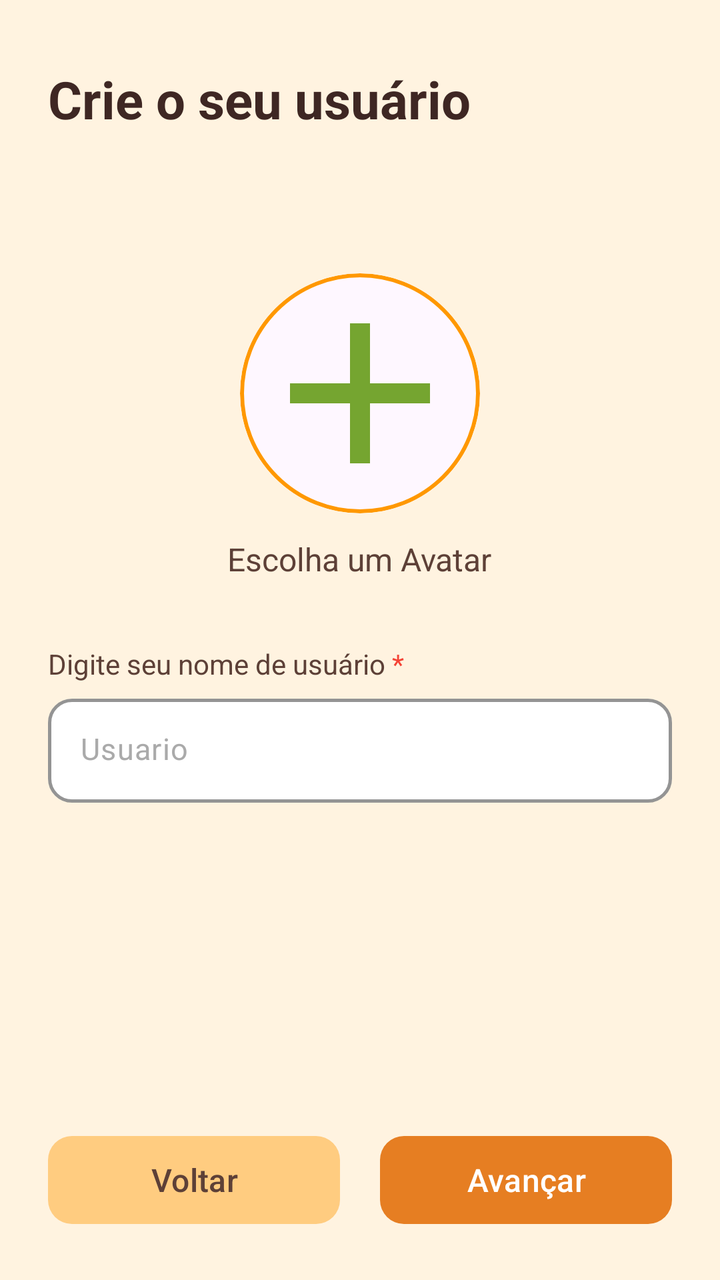
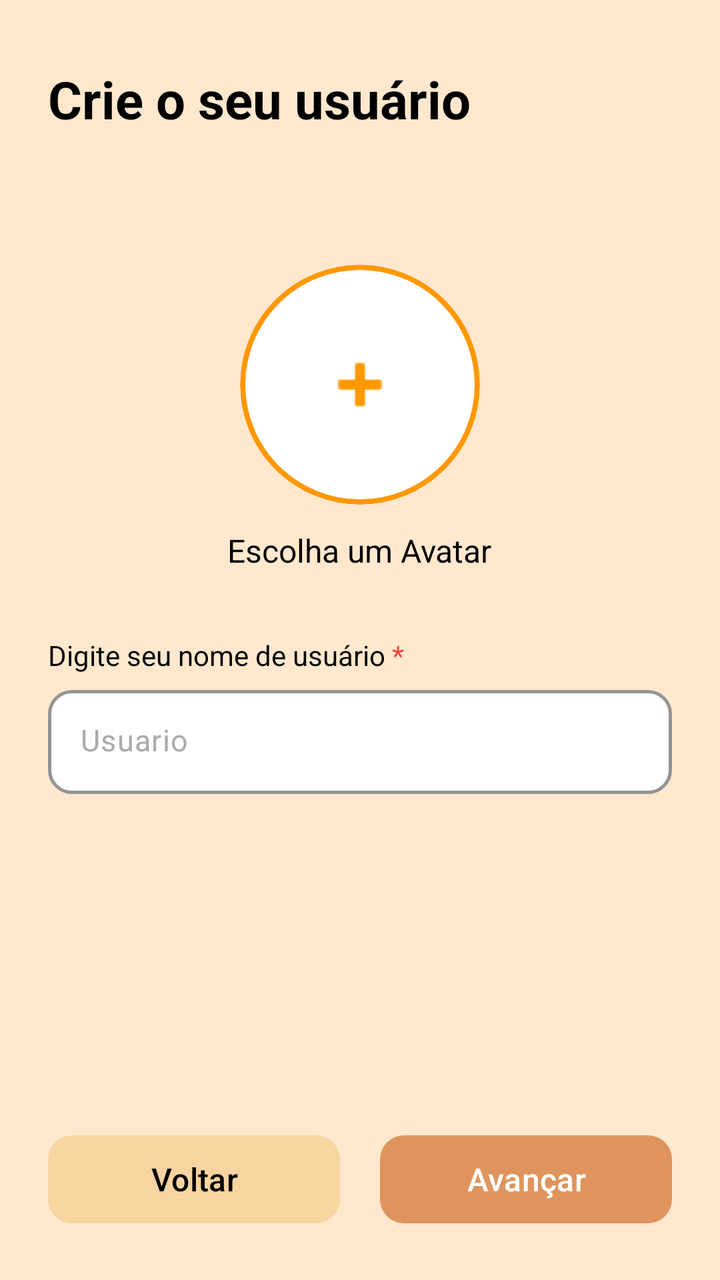

Screens rendered from an Android XML layout before and after an edit, with the pre-edit source and the edit as a unified diff.
<!-- AndroidManifest.xml: application theme Theme.ProtPetverso1 -->
<!-- res/layout/criar_usuario_layout.xml -->
<?xml version="1.0" encoding="utf-8"?>
<LinearLayout xmlns:android="http://schemas.android.com/apk/res/android"
    xmlns:app="http://schemas.android.com/apk/res-auto"
    android:layout_width="match_parent"
    android:layout_height="match_parent"
    android:orientation="vertical"
    android:background="#FFF3E0"
    android:paddingHorizontal="24dp"
    android:paddingTop="32dp"
    android:paddingBottom="24dp">

    

    <TextView
        android:layout_width="wrap_content"
        android:layout_height="wrap_content"
        android:text="Crie o seu usuário"
        android:textSize="26sp"
        android:textStyle="bold"
        android:textColor="#3E2723" />

    
    <View
        android:layout_width="match_parent"
        android:layout_height="0dp"
        android:layout_weight="0.6" />

    
    <com.google.android.material.card.MaterialCardView
        android:layout_width="120dp"
        android:layout_height="120dp"
        android:layout_gravity="center_horizontal"
        app:cardCornerRadius="60dp"
        app:cardElevation="0dp"
        app:strokeWidth="2dp"
        app:strokeColor="#FF9800">

        <ImageView
            android:id="@+id/imgAvatar"
            android:layout_width="match_parent"
            android:layout_height="match_parent"
            android:src="@drawable/baseline_add"
            android:scaleType="centerCrop"
            android:contentDescription="Foto do usuário" />
    </com.google.android.material.card.MaterialCardView>

    <TextView
        android:layout_width="wrap_content"
        android:layout_height="wrap_content"
        android:layout_gravity="center_horizontal"
        android:layout_marginTop="12dp"
        android:layout_marginBottom="32dp"
        android:text="Escolha um Avatar"
        android:textSize="16sp"
        android:textColor="#5D4037" />

    
    <LinearLayout
        android:layout_width="wrap_content"
        android:layout_height="wrap_content"
        android:orientation="horizontal"
        android:layout_marginBottom="8dp">

        <TextView
            android:layout_width="wrap_content"
            android:layout_height="wrap_content"
            android:text="Digite seu nome de usuário "
            android:textSize="14sp"
            android:textColor="#5D4037" />

        <TextView
            android:layout_width="wrap_content"
            android:layout_height="wrap_content"
            android:text="*"
            android:textSize="14sp"
            android:textColor="#F44336" />
    </LinearLayout>

    <com.google.android.material.textfield.TextInputLayout
        android:id="@+id/ipNomeUsuario"
        android:layout_width="match_parent"
        android:layout_height="wrap_content"
        app:boxBackgroundMode="outline"
        app:boxBackgroundColor="#FFFFFF"
        app:boxStrokeColor="#FF9800"
        app:boxStrokeWidth="1.5dp"
        app:boxStrokeWidthFocused="2dp"
        app:boxCornerRadiusBottomEnd="12dp"
        app:boxCornerRadiusBottomStart="12dp"
        app:boxCornerRadiusTopEnd="12dp"
        app:boxCornerRadiusTopStart="12dp"
        app:hintEnabled="false">

        <com.google.android.material.textfield.TextInputEditText
            android:id="@+id/edtNomeUsuario"
            android:layout_width="match_parent"
            android:layout_height="52dp"
            android:gravity="center_vertical"
            android:hint="Usuario"
            android:inputType="text"
            android:maxLength="20"
            android:paddingHorizontal="16dp"
            android:textColor="@color/black"
            android:textColorHint="#AAAAAA"
            android:textSize="15sp" />
    </com.google.android.material.textfield.TextInputLayout>

    
    <View
        android:layout_width="match_parent"
        android:layout_height="0dp"
        android:layout_weight="1.4" />

    
    <LinearLayout
        android:layout_width="match_parent"
        android:layout_height="wrap_content"
        android:orientation="horizontal">

        <com.google.android.material.button.MaterialButton
            android:id="@+id/btnVoltar"
            android:layout_width="0dp"
            android:layout_height="52dp"
            android:layout_weight="1"
            android:layout_marginEnd="10dp"
            android:text="Voltar"
            android:textAllCaps="false"
            android:textSize="16sp"
            android:textColor="#5D4037"
            app:backgroundTint="#FFCC80"
            app:cornerRadius="12dp" />

        <com.google.android.material.button.MaterialButton
            android:id="@+id/btnAvancar"
            android:layout_width="0dp"
            android:layout_height="52dp"
            android:layout_weight="1"
            android:layout_marginStart="10dp"
            android:text="Avançar"
            android:textAllCaps="false"
            android:textSize="16sp"
            android:textColor="@android:color/white"
            app:backgroundTint="#E67E22"
            app:cornerRadius="12dp" />
    </LinearLayout>
</LinearLayout>
<!-- resources referenced by this layout -->
<resources>
  <color name="black">#FF000000</color>
  <!-- drawable baseline_add (drawable) -->
  <vector xmlns:android="http://schemas.android.com/apk/res/android" android:height="1dp" android:tint="#75A530" android:viewportHeight="24" android:viewportWidth="24" android:width="1dp">
        
      <path android:fillColor="@android:color/white" android:pathData="M19,13h-6v6h-2v-6H5v-2h6V5h2v6h6v2z"/>
      
  </vector>
  <style name="Theme.ProtPetverso1" parent="Base.Theme.ProtPetverso1">
      </style>
  <style name="Base.Theme.ProtPetverso1" parent="Theme.Material3.DayNight.NoActionBar">
          
          
      </style>
</resources>

<!-- the commit's change to res/layout/criar_usuario_layout.xml (unified diff, before → after) -->
@@ -4,12 +4,10 @@
     android:layout_width="match_parent"
     android:layout_height="match_parent"
     android:orientation="vertical"
-    android:background="#FFF3E0"
+    android:background="#FFE8CE"
     android:paddingHorizontal="24dp"
     android:paddingTop="32dp"
     android:paddingBottom="24dp">
-
-    
 
     <TextView
         android:layout_width="wrap_content"
@@ -17,32 +15,47 @@
         android:text="Crie o seu usuário"
         android:textSize="26sp"
         android:textStyle="bold"
-        android:textColor="#3E2723" />
+        android:textColor="#000000" />
 
-    
     <View
         android:layout_width="match_parent"
         android:layout_height="0dp"
-        android:layout_weight="0.6" />
+        android:layout_weight="0.55" />
 
     
-    <com.google.android.material.card.MaterialCardView
+    <FrameLayout
         android:layout_width="120dp"
         android:layout_height="120dp"
-        android:layout_gravity="center_horizontal"
-        app:cardCornerRadius="60dp"
-        app:cardElevation="0dp"
-        app:strokeWidth="2dp"
-        app:strokeColor="#FF9800">
+        android:layout_gravity="center_horizontal">
 
-        <ImageView
-            android:id="@+id/imgAvatar"
+        <com.google.android.material.card.MaterialCardView
             android:layout_width="match_parent"
             android:layout_height="match_parent"
-            android:src="@drawable/baseline_add"
-            android:scaleType="centerCrop"
-            android:contentDescription="Foto do usuário" />
-    </com.google.android.material.card.MaterialCardView>
+            app:cardCornerRadius="60dp"
+            app:cardElevation="0dp"
+            app:cardBackgroundColor="#FFFFFF"
+            app:strokeWidth="2.5dp"
+            app:strokeColor="#FF9800">
+
+            <ImageView
+                android:id="@+id/imgAvatar"
+                android:layout_width="match_parent"
+                android:layout_height="match_parent"
+                android:scaleType="centerCrop"
+                android:contentDescription="Foto do usuário"
+                android:background="#FFFFFF" />
+        </com.google.android.material.card.MaterialCardView>
+
+        
+        <ImageView
+            android:id="@+id/imgAddAvatar"
+            android:layout_width="40dp"
+            android:layout_height="40dp"
+            android:layout_gravity="center"
+            android:src="@android:drawable/ic_input_add"
+            app:tint="#FF9800"
+            android:contentDescription="Adicionar foto" />
+    </FrameLayout>
 
     <TextView
         android:layout_width="wrap_content"
@@ -52,7 +65,7 @@
         android:layout_marginBottom="32dp"
         android:text="Escolha um Avatar"
         android:textSize="16sp"
-        android:textColor="#5D4037" />
+        android:textColor="#000000" />
 
     
     <LinearLayout
@@ -66,7 +79,7 @@
             android:layout_height="wrap_content"
             android:text="Digite seu nome de usuário "
             android:textSize="14sp"
-            android:textColor="#5D4037" />
+            android:textColor="#000000" />
 
         <TextView
             android:layout_width="wrap_content"
@@ -100,18 +113,16 @@
             android:inputType="text"
             android:maxLength="20"
             android:paddingHorizontal="16dp"
-            android:textColor="@color/black"
+            android:textColor="#000000"
             android:textColorHint="#AAAAAA"
             android:textSize="15sp" />
     </com.google.android.material.textfield.TextInputLayout>
 
-    
     <View
         android:layout_width="match_parent"
         android:layout_height="0dp"
         android:layout_weight="1.4" />
 
-    
     <LinearLayout
         android:layout_width="match_parent"
         android:layout_height="wrap_content"
@@ -126,8 +137,8 @@
             android:text="Voltar"
             android:textAllCaps="false"
             android:textSize="16sp"
-            android:textColor="#5D4037"
-            app:backgroundTint="#FFCC80"
+            android:textColor="#000000"
+            app:backgroundTint="#F7D4A0"
             app:cornerRadius="12dp" />
 
         <com.google.android.material.button.MaterialButton
@@ -139,8 +150,8 @@
             android:text="Avançar"
             android:textAllCaps="false"
             android:textSize="16sp"
-            android:textColor="@android:color/white"
-            app:backgroundTint="#E67E22"
+            android:textColor="#FFFFFF"
+            app:backgroundTint="#DF945D"
             app:cornerRadius="12dp" />
     </LinearLayout>
 </LinearLayout>
<!-- resource entries referenced after the edit -->
@@ -1,12 +1,5 @@
 <!-- resources referenced by this layout -->
 <resources>
-  <color name="black">#FF000000</color>
-  <!-- drawable baseline_add (drawable) -->
-  <vector xmlns:android="http://schemas.android.com/apk/res/android" android:height="1dp" android:tint="#75A530" android:viewportHeight="24" android:viewportWidth="24" android:width="1dp">
-        
-      <path android:fillColor="@android:color/white" android:pathData="M19,13h-6v6h-2v-6H5v-2h6V5h2v6h6v2z"/>
-      
-  </vector>
   <style name="Theme.ProtPetverso1" parent="Base.Theme.ProtPetverso1">
       </style>
   <style name="Base.Theme.ProtPetverso1" parent="Theme.Material3.DayNight.NoActionBar">
